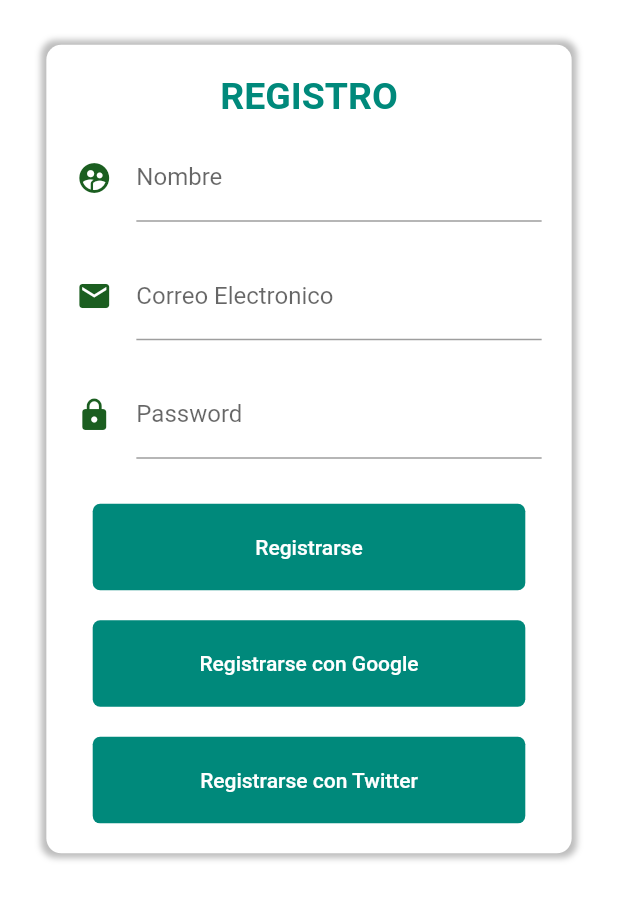
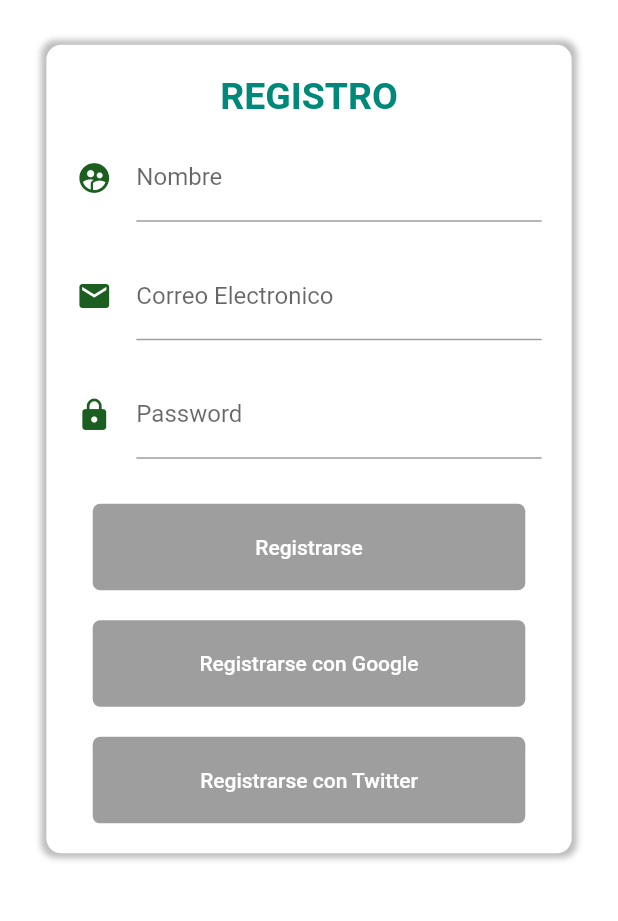
Before and after one commit to AdrianSCC/NaturalezaViva, a Flutter app: the RegistroPage screen opened by its route, on a phone screen of 412 x 824 dp, the part 281-1202 px from its top. Run offline on Flutter 3.47's test engine with Material 2 defaults, Android fonts, the light colour scheme and no system bars; our stand-ins replace firebase_core, firebase_storage, google_maps_flutter, image_picker, rxdart; missing offline and left inert: flutter_barcode_scanner; accounts and stored records are empty.

Commit message:
Login y Registro Efectuados

```diff
--- a/proyecto_flutter_naturaleza_viva/naturaleza_viva/lib/main.dart
+++ b/proyecto_flutter_naturaleza_viva/naturaleza_viva/lib/main.dart
@@ -22,7 +22,7 @@ class MyApp extends StatelessWidget {
       child: MaterialApp(
         debugShowCheckedModeBanner: false,
         title: 'Material App',
-        initialRoute: 'home',
+        initialRoute: 'login',
         routes: {
           'login' : (BuildContext context) => LoginPage(),
           'home' : (BuildContext context) => HomePage(),
--- a/proyecto_flutter_naturaleza_viva/naturaleza_viva/lib/src/pages/registro_page.dart
+++ b/proyecto_flutter_naturaleza_viva/naturaleza_viva/lib/src/pages/registro_page.dart
@@ -1,19 +1,30 @@
 import 'package:flutter/material.dart';
+import 'package:naturaleza_viva/src/bloc/provider_bloc.dart';
+import 'package:naturaleza_viva/src/providers/usuario_provider.dart';
+import 'package:naturaleza_viva/src/utils/utils.dart';
 
-class RegistroPage extends StatelessWidget {
+class RegistroPage extends StatefulWidget {
 
+  @override
+  _RegistroPageState createState() => _RegistroPageState();
+}
+
+class _RegistroPageState extends State<RegistroPage> {
+  final usuarioProvider = new UsuarioProvider();
+  final scaffoldKey = GlobalKey<ScaffoldState>();
 
   @override
   Widget build(BuildContext context) {
     final size = MediaQuery.of(context).size;
     return Scaffold(
+      key: scaffoldKey,
       backgroundColor: Colors.white,
       body: SingleChildScrollView(
         child: SafeArea(
           child: Column(
             children: [
               _logo(size),
-              _formulario(size),
+              _formulario(size, context),
               //_boton('Acceso'),
               //_boton('Registro'),
             ],
@@ -42,7 +53,10 @@ class RegistroPage extends StatelessWidget {
     );
   }
 
-  _formulario(Size size) {
+  _formulario(Size size, BuildContext context) {
+
+    final bloc = Provider.of(context);
+
     return Container(
       margin: EdgeInsets.symmetric(vertical:10),
       width: size.width*0.85,
@@ -65,15 +79,15 @@ class RegistroPage extends StatelessWidget {
             color: Colors.teal[600],
             fontWeight: FontWeight.bold,
             )),
-            _crearNombre(),
-           _crearEmail(),
-           _crearPassword(),
+            _crearNombre(bloc),
+           _crearEmail(bloc),
+           _crearPassword(bloc),
            SizedBox( height: 20),
-           Container(width: size.width*0.7, height: size.height*0.07, child: _boton('Registrarse'),),
+           Container(width: size.width*0.7, height: size.height*0.07, child: _botonRegistrar('Registrarse', bloc),),
            SizedBox( height: 20),
-           Container(width: size.width*0.7, height: size.height*0.07, child: _boton('Registrarse con Google'),),
+           Container(width: size.width*0.7, height: size.height*0.07, child: _boton('Registrarse con Google',2),),
            SizedBox( height: 20),
-           Container(width: size.width*0.7, height: size.height*0.07, child: _boton('Registrarse con Twitter'),),
+           Container(width: size.width*0.7, height: size.height*0.07, child: _boton('Registrarse con Twitter',3),),
            SizedBox( height: 20),
 
         ],
@@ -81,8 +95,11 @@ class RegistroPage extends StatelessWidget {
     );
   }
 
-  _crearEmail() {
+  _crearEmail(LoginBloc bloc) {
 
+    return StreamBuilder(
+      stream: bloc.emailStream ,
+      builder: (BuildContext context, AsyncSnapshot snapshot){
         return Container(
           padding: EdgeInsets.symmetric(horizontal:20, vertical: 10),
           child: TextField(
@@ -91,11 +108,18 @@ class RegistroPage extends StatelessWidget {
               icon: Icon(Icons.email, color: Colors.green[900]),
               hintText: 'ejemplo@ejemplo.com',
               labelText: 'Correo Electronico',
+              //counterText: snapshot.data,
+              errorText: snapshot.error,
             ),
+            onChanged: bloc.changeEmail,
           ),
         );
+      },
+    );
+
   }
-  _crearNombre() {
+
+  _crearNombre(LoginBloc bloc) {
 
     return Container(
       padding: EdgeInsets.symmetric(horizontal:20, vertical: 10),
@@ -109,27 +133,35 @@ class RegistroPage extends StatelessWidget {
     );
   }
 
-  _crearPassword() {
+  _crearPassword(LoginBloc bloc) {
 
+    return StreamBuilder(
+      stream: bloc.passwordStream ,
+      builder: (BuildContext context, AsyncSnapshot snapshot){
         return Container(
           padding: EdgeInsets.symmetric(horizontal:20, vertical: 10),
           child: TextField(
             obscureText: true,
             decoration: InputDecoration(
               icon: Icon(Icons.lock, color: Colors.green[900]),
-          fillColor: Colors.green[900],
               hintText: '******',
               labelText: 'Password',
+              //counterText: snapshot.data,
+              errorText: snapshot.error,
             ),
+            onChanged: bloc.changePassword,
           ),
+        );
+      },
     );
 
   }
 
+  _botonRegistrar(String s, LoginBloc bloc) {
 
-
-  _boton(String s) {
-
+    return StreamBuilder(
+      stream: bloc.formValidStream ,
+      builder: (BuildContext context, AsyncSnapshot snapshot){
         return RaisedButton(
           color: Colors.teal[600],
           child: Container(
@@ -140,13 +172,71 @@ class RegistroPage extends StatelessWidget {
           ),
           elevation: 0,
           textColor: Colors.white,
-      onPressed: (){
-        if(s == "Acceder"){
-          //Navigator.pushReplacementNamed(contextLogin, 'home');
-        }else{
-          //Navigator.pushNamed(contextLogin, 'registro');
-        }
+          onPressed: snapshot.hasData ? () => _registro(context, bloc) : null,
+        );
       },
     );
   }
+
+  _registro(BuildContext context, LoginBloc bloc) async{
+
+    print(bloc.email);
+    print(bloc.password);
+
+    Map info = await usuarioProvider.nuevoUsuario(bloc.email, bloc.password);
+
+    if(info['ok']){
+      //Navigator.pushReplacementNamed(context, 'login', arguments: 1);
+      mostrarBienvenida(context);
+    }else{
+      mostrarAlerta(context, 'Los datos introducidos son incorrectos');
     }
+  }
+
+  _boton(String s,int modo) {
+    return RaisedButton(
+      color: Colors.teal[600],
+      child: Container(
+        child: Text(s),
+      ),
+      shape: RoundedRectangleBorder(
+        borderRadius: BorderRadius.circular(5)
+      ),
+      elevation: 0,
+      textColor: Colors.white,
+      onPressed: _accion(modo),
+      // (){
+      //   if(s == "Acceder"){
+      //     //Navigator.pushReplacementNamed(contextLogin, 'home');
+      //   }else{
+      //     //Navigator.pushNamed(contextLogin, 'registro');
+      //   }
+      // },
+    );
+  }
+
+  _accion(int modo) {
+
+    switch (modo) {
+      case 1:
+
+        break;
+      case 2:
+
+        break;
+      case 3:
+
+        break;
+      default:
+    }
+  }
+
+  void mostrarSnackbar(String mensaje){
+    final snackbar = SnackBar(
+      content: Text(mensaje),
+      duration: Duration(milliseconds: 1500)
+    );
+
+    scaffoldKey.currentState.showSnackBar(snackbar);
+  }
+}
```
Also changed, not shown: proyecto_flutter_naturaleza_viva/naturaleza_viva/lib/src/pages/login_page.dart (+16 -14 lines), proyecto_flutter_naturaleza_viva/naturaleza_viva/lib/src/providers/usuario_provider.dart (added, +62 -0 lines), proyecto_flutter_naturaleza_viva/naturaleza_viva/lib/src/utils/utils.dart (+20 -1 lines). Lines whose indentation alone changed are shown as unchanged.
